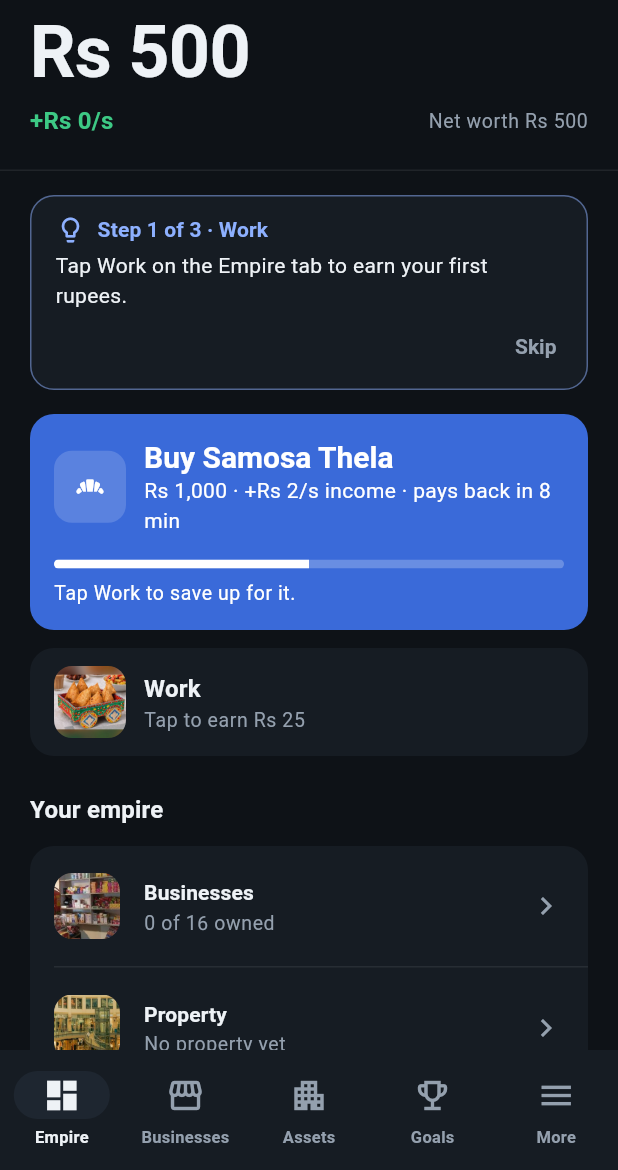
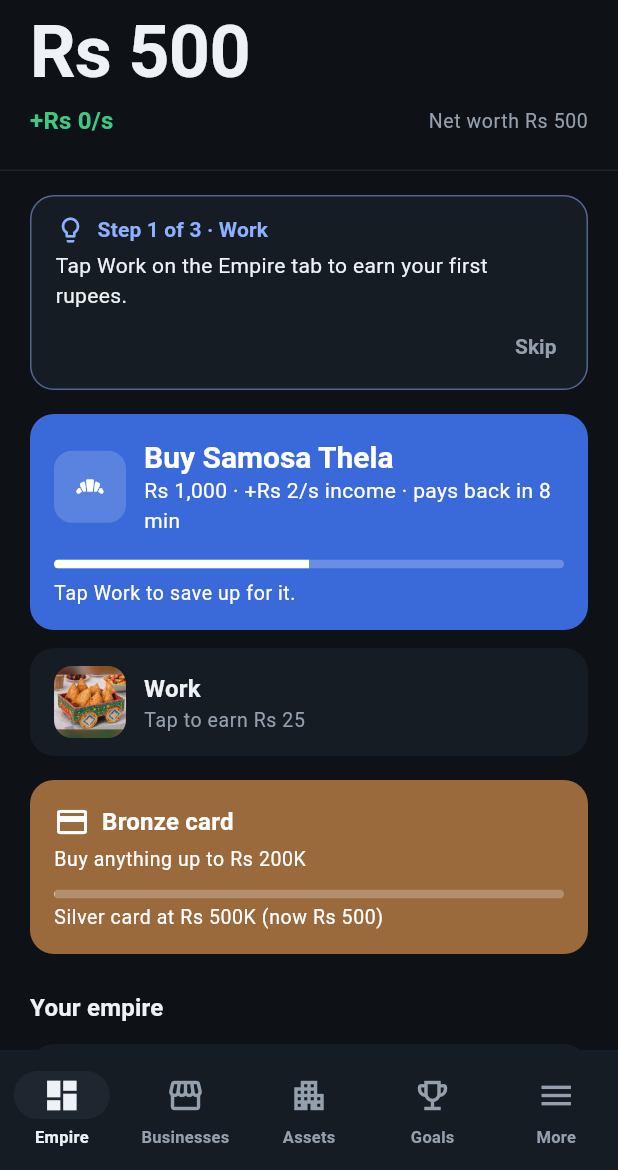
Before and after one commit to fahad2bhatti/desi-business-empire, a Flutter app: the screen it shows after launch, after a tap on "Start", on a phone screen of 412 x 824 dp, the part 66-1236 px from its top. Run offline on Flutter 3.47's test engine with Material 3 defaults, Android fonts, the phone set to English and light mode, and no system bars; our stand-ins replace drift, drift_flutter, flutter_riverpod, go_router; accounts and stored records are empty; generated files the repository leaves out were written again.

Commit message:
Bank cards: net-worth levels that unlock bigger purchases
Co-Authored-By: Claude Sonnet 5.5 <noreply@anthropic.com>
Claude-Session: https://claude.ai/code/session_019ytPtR6HKukidwBNEwqcBQ

```diff
--- a/lib/core/failure_text.dart
+++ b/lib/core/failure_text.dart
@@ -13,5 +13,6 @@ String failureText(Failure f) => switch (f.reason) {
   FailReason.maxOwned => S.maxOwnedReached,
   FailReason.goalNotReached => S.goalNotReached,
   FailReason.alreadyClaimed => S.alreadyClaimed,
+  FailReason.cardTooLow => S.needsCard(f.cardName ?? ''),
   FailReason.unknownId || FailReason.invalidQuantity => S.somethingWrong,
 };
--- a/lib/core/strings.dart
+++ b/lib/core/strings.dart
@@ -269,6 +269,17 @@ abstract final class S {
   }
 
   // ---------- tax ----------
+  // ---------- bank card ----------
+  static const bankCard = 'Bank card';
+  static String cardShort(String card) => '$card card';
+  static String needsCard(String card) => 'Needs the $card card';
+  static String cardNext(String card, String need, String have) =>
+      '$card card at $need (now $have)';
+  static const cardTop = 'Top card reached';
+  static String cardUpgraded(String card) => 'Card upgraded: $card';
+  static String cardLimit(String limit) => 'Buy anything up to $limit';
+  static const cardNoLimit = 'No limit on what you can buy';
+
   static const tax = 'Tax';
   static const taxDue = 'Tax due';
   static const taxPaid = 'Tax paid so far';
--- a/lib/domain/economy/advisor.dart
+++ b/lib/domain/economy/advisor.dart
@@ -88,9 +88,14 @@ extension Advisor on GameEngine {
     if (reward > 0) {
       return Move(MoveKind.claimGoals, costPaisa: 0, gainPaisa: reward);
     }
-    final moves = candidateMoves(s).where((m) => m.gainPaisa > 0).toList();
+    var moves = candidateMoves(s).where((m) => m.gainPaisa > 0).toList();
     if (moves.isEmpty) {
       return null;
+    }
+    // Moves above the bank card's limit cannot be bought yet.
+    final allowed = moves.where((m) => cardAllows(s, m.costPaisa)).toList();
+    if (allowed.isNotEmpty) {
+      moves = allowed;
     }
     final affordable = moves.where((m) => m.costPaisa <= s.cashPaisa).toList();
     if (affordable.isNotEmpty) {
@@ -111,7 +116,8 @@ extension Advisor on GameEngine {
         continue;
       }
       if (config.business(m.id!)!.categoryId != categoryId ||
-          m.costPaisa > s.cashPaisa) {
+          m.costPaisa > s.cashPaisa ||
+          !cardAllows(s, m.costPaisa)) {
         continue;
       }
       if (best == null || m.payback < best.payback) {
--- a/lib/domain/economy/command_result.dart
+++ b/lib/domain/economy/command_result.dart
@@ -45,6 +45,9 @@ enum FailReason {
   maxOwned,
   goalNotReached,
   alreadyClaimed,
+
+  /// The price is above what the player's bank card allows.
+  cardTooLow,
 }
 
 sealed class CommandResult {
@@ -59,11 +62,19 @@ final class Success extends CommandResult {
 }
 
 final class Failure extends CommandResult {
-  const Failure(this.reason, {this.neededPaisa, this.availablePaisa});
+  const Failure(
+    this.reason, {
+    this.neededPaisa,
+    this.availablePaisa,
+    this.cardName,
+  });
 
   final FailReason reason;
 
   /// Set for [FailReason.insufficientFunds].
   final int? neededPaisa;
   final int? availablePaisa;
+
+  /// Set for [FailReason.cardTooLow]: the card that would allow it.
+  final String? cardName;
 }
--- a/lib/domain/economy/config_validator.dart
+++ b/lib/domain/economy/config_validator.dart
@@ -91,6 +91,18 @@ List<String> validateConfig(EconomyConfig c) {
       }
     }
   }
+  check(c.cards.isNotEmpty, 'no cards');
+  final cardIds = <String>{};
+  for (final (i, k) in c.cards.indexed) {
+    check(cardIds.add(k.id), 'card ${k.id}: duplicate id');
+    if (i == 0) {
+      check(k.netWorthPaisa == 0, 'card ${k.id}: the first card needs no net worth');
+    } else {
+      check(k.netWorthPaisa > c.cards[i - 1].netWorthPaisa, 'card ${k.id}: net worth must ascend');
+      check(k.limitPaisa > c.cards[i - 1].limitPaisa, 'card ${k.id}: limit must ascend');
+    }
+  }
+  check(c.cards.last.limitPaisa == noCardLimit, 'the top card must have no limit');
   check(c.homes.isNotEmpty, 'no homes');
   for (final (i, h) in c.homes.indexed) {
     final where = 'home ${h.id}';
--- a/lib/domain/economy/economy_config.dart
+++ b/lib/domain/economy/economy_config.dart
@@ -142,6 +142,30 @@ class TaxSlab {
   final int percent;
 }
 
+/// Limit of the top card: nothing is out of reach.
+const noCardLimit = 1 << 62;
+
+/// A bank card. The card follows net worth and its limit is the highest
+/// price the player may pay for one thing (a business, property, home or
+/// item). Things already owned are never taken away.
+class CardDef {
+  const CardDef({
+    required this.id,
+    required this.name,
+    required this.netWorthPaisa,
+    required this.limitPaisa,
+  });
+
+  final String id;
+  final String name;
+
+  /// Net worth needed to hold this card.
+  final int netWorthPaisa;
+
+  /// Highest price that can be bought with it.
+  final int limitPaisa;
+}
+
 /// Income tax and purchase tax. Tax builds up as "due" and is paid by
 /// filing a return; a return is due every [periodHours]. Each deadline
 /// missed adds [latePenaltyPercent] of what is due.
@@ -218,6 +242,9 @@ class EconomyConfig {
     required this.lifestyleSellRefund,
     this.homes = const [],
     this.tax = TaxConfig.none,
+    this.cards = const [
+      CardDef(id: 'basic', name: 'Basic', netWorthPaisa: 0, limitPaisa: noCardLimit),
+    ],
   });
 
   final int version;
@@ -260,6 +287,9 @@ class EconomyConfig {
   final List<HomeDef> homes;
 
   final TaxConfig tax;
+
+  /// Lowest first; index 0 is held from the start.
+  final List<CardDef> cards;
 
   BusinessDef? business(String id) {
     for (final b in businesses) {
@@ -367,6 +397,19 @@ class EconomyConfig {
       tax: j['tax'] == null
           ? TaxConfig.none
           : TaxConfig.fromJson(j['tax']! as Map<String, Object?>),
+      cards: j['cards'] == null
+          ? const [
+              CardDef(id: 'basic', name: 'Basic', netWorthPaisa: 0, limitPaisa: noCardLimit),
+            ]
+          : [
+              for (final c in (j['cards']! as List).cast<Map<String, Object?>>())
+                CardDef(
+                  id: c['id'] as String,
+                  name: c['name'] as String,
+                  netWorthPaisa: rupees(_int(c['netWorth'])),
+                  limitPaisa: c['limit'] == null ? noCardLimit : rupees(_int(c['limit'])),
+                ),
+            ],
     );
   }
 
--- a/lib/domain/economy/game_engine.dart
+++ b/lib/domain/economy/game_engine.dart
@@ -146,6 +146,40 @@ class GameEngine {
     );
   }
 
+  // ---------- bank card ----------
+
+  /// The best card the player's net worth reaches.
+  CardDef card(GameState s) {
+    final worth = netWorth(s);
+    var best = config.cards.first;
+    for (final c in config.cards) {
+      if (worth >= c.netWorthPaisa) {
+        best = c;
+      }
+    }
+    return best;
+  }
+
+  /// The card after [card], or null on the top card.
+  CardDef? nextCard(GameState s) {
+    final i = config.cards.indexOf(card(s));
+    return i + 1 < config.cards.length ? config.cards[i + 1] : null;
+  }
+
+  /// The cheapest card whose limit covers [pricePaisa].
+  CardDef cardFor(int pricePaisa) => config.cards.firstWhere(
+    (c) => c.limitPaisa >= pricePaisa,
+    orElse: () => config.cards.last,
+  );
+
+  bool cardAllows(GameState s, int pricePaisa) =>
+      card(s).limitPaisa >= pricePaisa;
+
+  /// Null when the card allows [pricePaisa], else the refusal.
+  Failure? _cardCheck(GameState s, int pricePaisa) => cardAllows(s, pricePaisa)
+      ? null
+      : Failure(FailReason.cardTooLow, cardName: cardFor(pricePaisa).name);
+
   /// Cash plus what everything owned would sell for, minus tax due.
   int netWorth(GameState s) {
     var worth = s.cashPaisa - s.taxDuePaisa;
@@ -190,6 +224,10 @@ class GameEngine {
     if (cost > s.cashPaisa) {
       return _noFunds(cost, s);
     }
+    final locked = _cardCheck(s, cost);
+    if (locked != null) {
+      return locked;
+    }
     return _ok(
       s.copyWith(
         cashPaisa: s.cashPaisa - cost,
@@ -226,11 +264,16 @@ class GameEngine {
     if (first > s.cashPaisa) {
       return _noFunds(first, s);
     }
+    final locked = _cardCheck(s, first);
+    if (locked != null) {
+      return locked;
+    }
+    final limit = card(s).limitPaisa;
     var cash = s.cashPaisa;
     var spent = 0;
     for (var i = 0; i < times && level < config.maxLevel; i++) {
       final cost = upgradeCost(b, level);
-      if (cost > cash) {
+      if (cost > cash || cost > limit) {
         break;
       }
       cash -= cost;
@@ -279,6 +322,10 @@ class GameEngine {
     if (cost > s.cashPaisa) {
       return _noFunds(cost, s);
     }
+    final locked = _cardCheck(s, cost);
+    if (locked != null) {
+      return locked;
+    }
     return _ok(
       s.copyWith(
         cashPaisa: s.cashPaisa - cost,
@@ -321,6 +368,10 @@ class GameEngine {
     if (item.pricePaisa > s.cashPaisa) {
       return _noFunds(item.pricePaisa, s);
     }
+    final locked = _cardCheck(s, item.pricePaisa);
+    if (locked != null) {
+      return locked;
+    }
     return _ok(
       s.copyWith(
         cashPaisa: s.cashPaisa - item.pricePaisa,
@@ -358,6 +409,10 @@ class GameEngine {
     if (next.pricePaisa > s.cashPaisa) {
       return _noFunds(next.pricePaisa, s);
     }
+    final locked = _cardCheck(s, next.pricePaisa);
+    if (locked != null) {
+      return locked;
+    }
     return _ok(
       s.copyWith(
         cashPaisa: s.cashPaisa - next.pricePaisa,
--- a/lib/features/empire/empire_screen.dart
+++ b/lib/features/empire/empire_screen.dart
@@ -7,6 +7,7 @@ import '../../app/theme.dart';
 import '../../core/money.dart';
 import '../../core/strings.dart';
 import '../../domain/economy/advisor.dart';
+import '../../domain/economy/economy_config.dart';
 import '../../domain/economy/game_engine.dart';
 import '../../domain/economy/game_state.dart';
 import '../../domain/economy/goals.dart';
@@ -28,6 +29,27 @@ class EmpireScreen extends ConsumerWidget {
     final s = session.state;
     final goal = nextGoal(engine, s);
 
+    // Say so when net worth earns a better card.
+    ref.listen<int>(
+      gameControllerProvider.select((a) {
+        final st = a.value?.state;
+        return st == null
+            ? 0
+            : engine.config.cards.indexOf(engine.card(st));
+      }),
+      (before, now) {
+        if (before != null && now > before) {
+          ScaffoldMessenger.of(context)
+            ..hideCurrentSnackBar()
+            ..showSnackBar(
+              SnackBar(
+                content: Text(S.cardUpgraded(engine.config.cards[now].name)),
+              ),
+            );
+        }
+      },
+    );
+
     return ListView(
       padding: const EdgeInsets.fromLTRB(
         AppSpacing.s20,
@@ -45,6 +67,8 @@ class EmpireScreen extends ConsumerWidget {
           onTap: () =>
               runCommand(context, ref, (state, now) => engine.work(state, now)),
         ),
+        const SizedBox(height: AppSpacing.s16),
+        _BankCard(engine: engine, state: s),
         const SizedBox(height: AppSpacing.s24),
         const SectionTitle(S.yourEmpire),
         _Overview(engine: engine, state: s),
@@ -391,3 +415,88 @@ class _WorkButtonState extends State<_WorkButton> {
     );
   }
 }
+
+/// Metal colour for each card.
+Color _cardColor(String id) => switch (id) {
+  'bronze' => const Color(0xFF9A6A3C),
+  'silver' => const Color(0xFFA9B1BA),
+  'gold' => const Color(0xFFC9A227),
+  'platinum' => const Color(0xFF7D8A99),
+  'diamond' => const Color(0xFF4A9BD0),
+  _ => const Color(0xFF1F3A5F),
+};
+
+/// The player's bank card: its name, what it lets them buy, and how far
+/// net worth is from the next one.
+class _BankCard extends StatelessWidget {
+  const _BankCard({required this.engine, required this.state});
+
+  final GameEngine engine;
+  final GameState state;
+
+  @override
+  Widget build(BuildContext context) {
+    final card = engine.card(state);
+    final next = engine.nextCard(state);
+    final worth = engine.netWorth(state);
+    final color = _cardColor(card.id);
+    final on = ThemeData.estimateBrightnessForColor(color) == Brightness.dark
+        ? Colors.white
+        : const Color(0xFF14181D);
+    final span = next == null ? 1 : next.netWorthPaisa - card.netWorthPaisa;
+    final progress = next == null
+        ? 1.0
+        : ((worth - card.netWorthPaisa) / span).clamp(0.0, 1.0);
+    final small = context.text.bodySmall?.copyWith(color: on);
+    return Container(
+      padding: const EdgeInsets.all(AppSpacing.s16),
+      decoration: BoxDecoration(
+        color: color,
+        borderRadius: BorderRadius.circular(AppRadius.card),
+      ),
+      child: Column(
+        crossAxisAlignment: CrossAxisAlignment.start,
+        children: [
+          Row(
+            children: [
+              Icon(Icons.credit_card, color: on),
+              const SizedBox(width: AppSpacing.s8),
+              Text(
+                S.cardShort(card.name),
+                style: context.text.titleMedium?.copyWith(color: on),
+              ),
+            ],
+          ),
+          const SizedBox(height: AppSpacing.s4),
+          Text(
+            card.limitPaisa == noCardLimit
+                ? S.cardNoLimit
+                : S.cardLimit(formatShort(card.limitPaisa)),
+            style: small,
+          ),
+          const SizedBox(height: AppSpacing.s12),
+          ClipRRect(
+            borderRadius: BorderRadius.circular(4),
+            child: LinearProgressIndicator(
+              value: progress,
+              minHeight: 6,
+              color: on,
+              backgroundColor: on.withValues(alpha: 0.25),
+            ),
+          ),
+          const SizedBox(height: AppSpacing.s4),
+          Text(
+            next == null
+                ? S.cardTop
+                : S.cardNext(
+                    next.name,
+                    formatShort(next.netWorthPaisa),
+                    formatShort(worth),
+                  ),
+            style: small?.numbers,
+          ),
+        ],
+      ),
+    );
+  }
+}
```
Also changed, not shown: assets/config/economy.json (+8 -0 lines), lib/features/businesses/businesses_screen.dart (+15 -5 lines), lib/features/property/home_list.dart (+9 -1 lines), lib/features/property/lifestyle_list.dart (+7 -2 lines), lib/features/property/property_screen.dart (+5 -2 lines), 4 other files.
